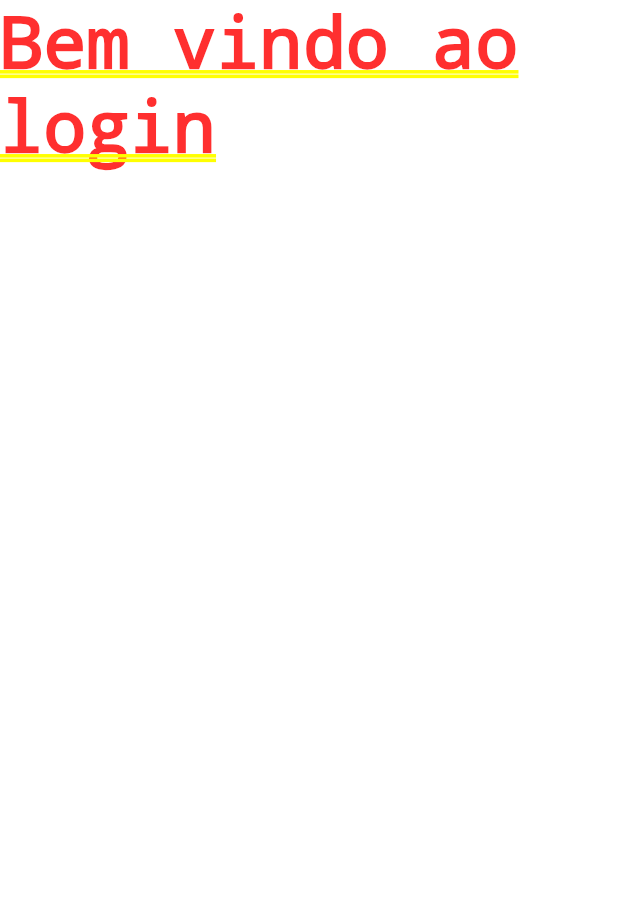
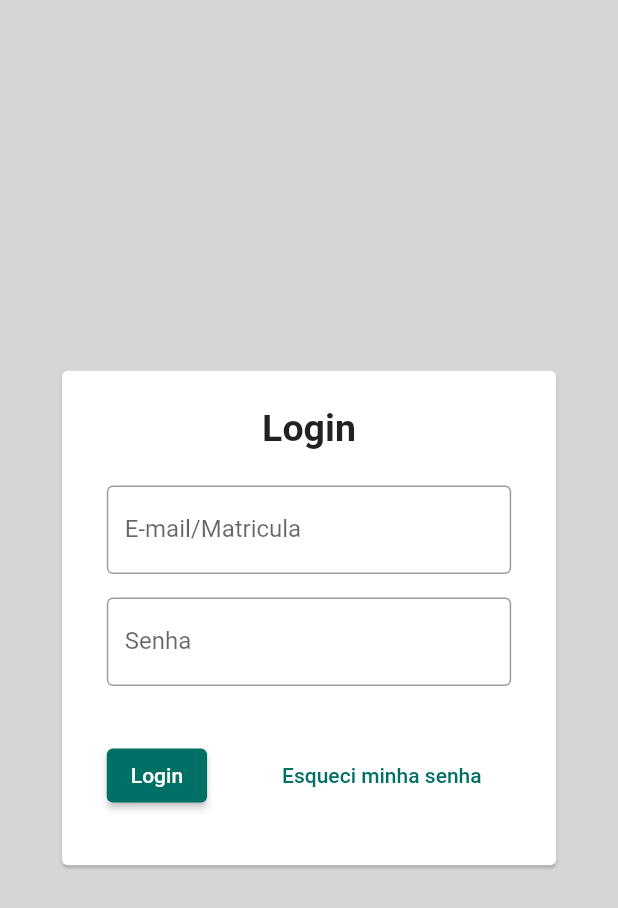
Before and after one commit to pdr-dev71/refeitorio-ifpi-picos-clone, a Flutter app: the screen it shows after launch, in the side drawer, after a tap on "Login", on a phone screen of 412 x 824 dp. Shown: the top 908 px of the screen. Run offline on Flutter 3.47's test engine with Material 2 defaults, Android fonts, the phone set to English and light mode, and no system bars; our stand-ins replace google_fonts.

Commit message:
login page added

```diff
--- a/lib/login_page.dart
+++ b/lib/login_page.dart
@@ -1,3 +1,5 @@
+// ignore_for_file: sized_box_for_whitespace
+
 import 'package:flutter/material.dart';
 
 class LoginPage extends StatelessWidget {
@@ -5,8 +7,99 @@ class LoginPage extends StatelessWidget {
 
   @override
   Widget build(BuildContext context) {
-    return Container(
-      child: const Text('Bem vindo ao login'),
+    double screenWith = MediaQuery.of(context).size.width;
+    double screenHeight = MediaQuery.of(context).size.height;
+    return Scaffold(
+      backgroundColor: Colors.grey[350],
+      body: SafeArea(
+        child: Center(
+          child: Column(
+            mainAxisAlignment: MainAxisAlignment.center,
+            children: [
+              Padding(
+                padding:
+                    const EdgeInsets.symmetric(horizontal: 30, vertical: 20),
+                child: Card(
+                  child: Container(
+                    width: screenWith * .8,
+                    height: screenHeight * .4,
+                    child: Column(
+                      mainAxisAlignment: MainAxisAlignment.spaceEvenly,
+                      children: [
+                        const Padding(
+                          padding: EdgeInsets.all(8.0),
+                          child: Text(
+                            'Login',
+                            style: TextStyle(
+                              fontSize: 25,
+                              fontWeight: FontWeight.bold,
+                            ),
+                          ),
+                        ),
+                        Padding(
+                          padding: const EdgeInsets.symmetric(horizontal: 30),
+                          child: Column(
+                            children: [
+                              TextFormField(
+                                decoration: const InputDecoration(
+                                  label: Text('E-mail/Matricula'),
+                                  hintText: 'Email/Matricula',
+                                  border: OutlineInputBorder(),
+                                ),
+                              ),
+                            ],
+                          ),
+                        ),
+                        Padding(
+                          padding: const EdgeInsets.symmetric(horizontal: 30),
+                          child: Column(
+                            children: [
+                              TextFormField(
+                                decoration: const InputDecoration(
+                                  label: Text('Senha'),
+                                  hintText: 'Insira a sua senha',
+                                  border: OutlineInputBorder(),
+                                ),
+                              ),
+                            ],
+                          ),
+                        ),
+                        Row(
+                          children: [
+                            Padding(
+                              padding: const EdgeInsets.symmetric(
+                                  horizontal: 30, vertical: 20),
+                              child: ElevatedButton(
+                                style: ElevatedButton.styleFrom(
+                                    primary: const Color(0xFF007065)),
+                                onPressed: () {},
+                                child: const Text('Login'),
+                              ),
+                            ),
+                            Padding(
+                              padding: const EdgeInsets.symmetric(
+                                  horizontal: 12, vertical: 20),
+                              child: TextButton(
+                                onPressed: () {},
+                                child: const Text(
+                                  'Esqueci minha senha',
+                                  style: TextStyle(
+                                    color: Color(0xFF007065),
+                                  ),
+                                ),
+                              ),
+                            )
+                          ],
+                        ),
+                      ],
+                    ),
+                  ),
+                ),
+              ),
+            ],
+          ),
+        ),
+      ),
     );
   }
 }
```
Also changed, not shown: lib/register_page.dart (+4 -3 lines).
